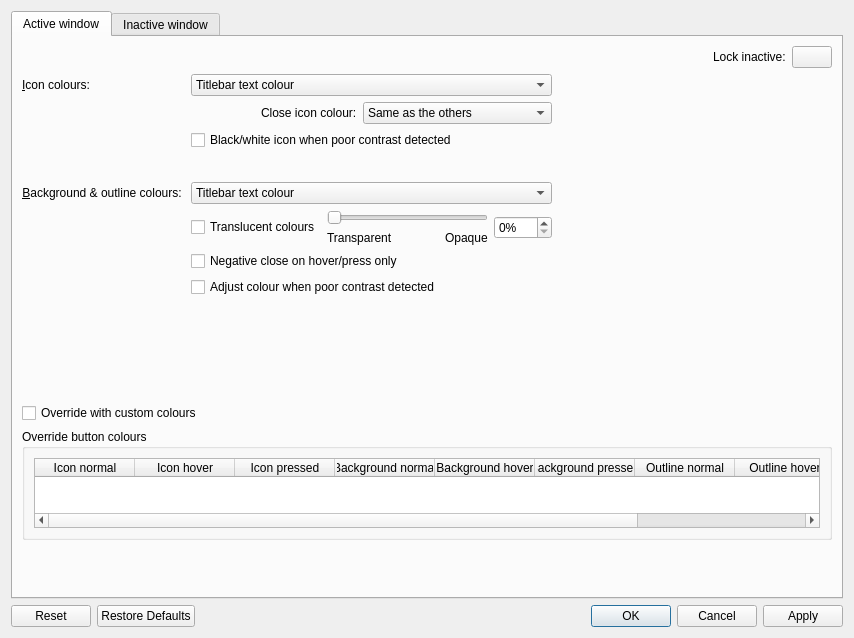
Qt form kdecoration/config/ui/buttoncolors.ui (paulmcauley/klassy) before a commit.
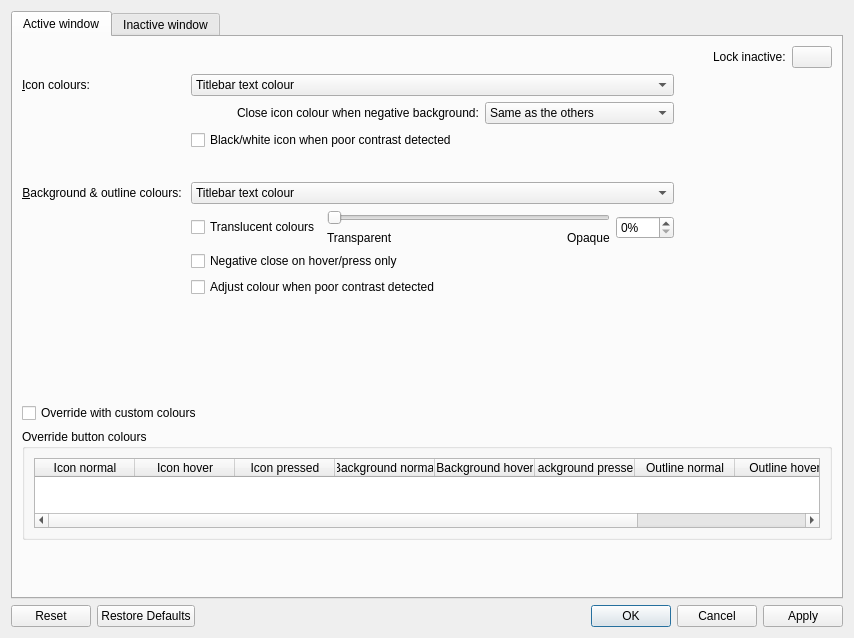
The same form after that commit. Icons and pictures are not drawn.

What changed in the file:
```diff
--- a/kdecoration/config/ui/buttoncolors.ui
+++ b/kdecoration/config/ui/buttoncolors.ui
@@ -142,7 +142,7 @@
              <item>
               <widget class="QLabel" name="closeIconNegativeBackgroundLabel">
                <property name="text">
-                <string>Close icon colour:</string>
+                <string>Close icon colour when negative background:</string>
                </property>
                <property name="buddy">
                 <cstring>closeIconNegativeBackground</cstring>
```
